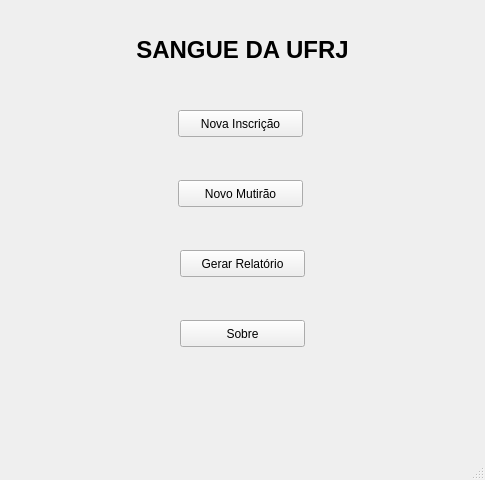
This is dev/sangueDaUFRJ/mainmenu.ui in lucasdepaula/sbvbproject as Qt 5 draws it before an edit. The edited form follows.
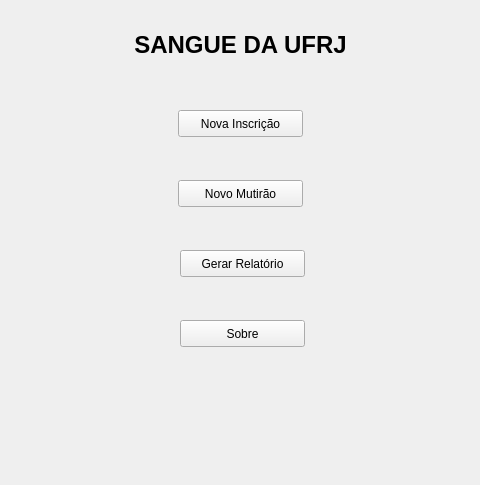
This is the edited form.

Patch:
```diff
--- a/dev/sangueDaUFRJ/mainmenu.ui
+++ b/dev/sangueDaUFRJ/mainmenu.ui
@@ -6,8 +6,8 @@
    <rect>
     <x>0</x>
     <y>0</y>
-    <width>485</width>
-    <height>480</height>
+    <width>480</width>
+    <height>485</height>
    </rect>
   </property>
   <property name="sizePolicy">
@@ -18,14 +18,14 @@
   </property>
   <property name="minimumSize">
    <size>
-    <width>485</width>
-    <height>480</height>
+    <width>480</width>
+    <height>485</height>
    </size>
   </property>
   <property name="maximumSize">
    <size>
-    <width>485</width>
-    <height>480</height>
+    <width>480</width>
+    <height>485</height>
    </size>
   </property>
   <property name="windowTitle">
@@ -87,12 +87,15 @@
    <widget class="QLabel" name="label">
     <property name="geometry">
      <rect>
-      <x>30</x>
-      <y>10</y>
-      <width>425</width>
-      <height>81</height>
+      <x>60</x>
+      <y>30</y>
+      <width>361</width>
+      <height>31</height>
      </rect>
     </property>
+    <property name="autoFillBackground">
+     <bool>false</bool>
+    </property>
     <property name="styleSheet">
      <string notr="true">background:transparent;</string>
     </property>
@@ -111,7 +114,6 @@
     </rect>
    </property>
   </widget>
-  <widget class="QStatusBar" name="statusbar"/>
  </widget>
  <resources/>
  <connections/>
```
Left out of the diff: 4 changed lines with no effect on the pictures.
